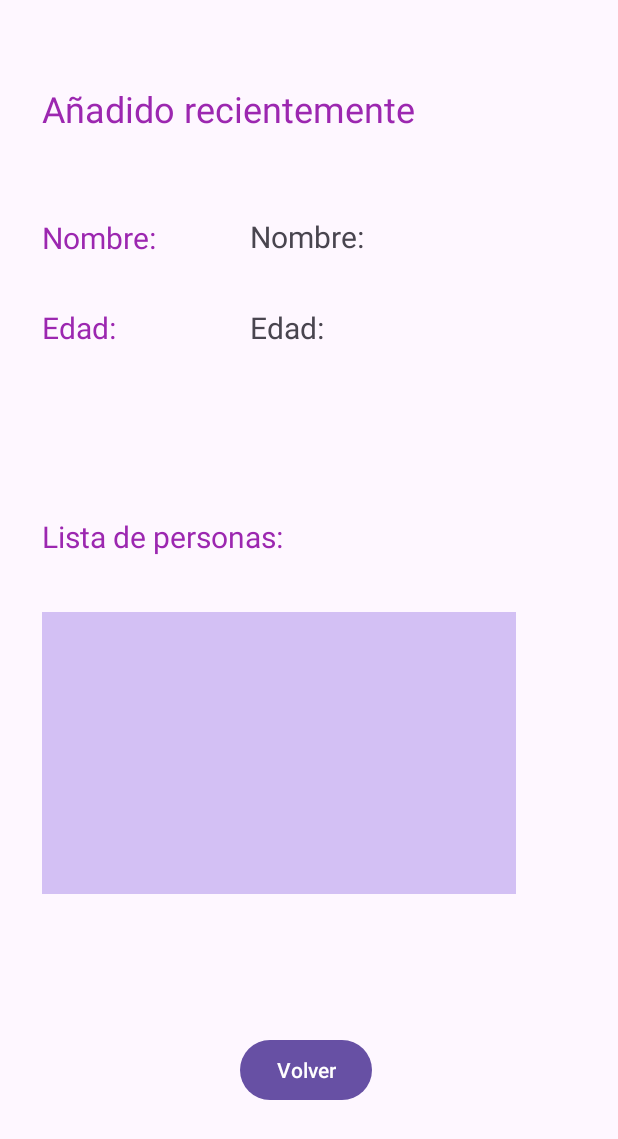
After one commit to mikGomez/Kotlin, an Android app: the Ventana2 screen opened directly, with no data from a screen before it, on a phone screen of 412 x 824 dp. The commit adds this screen. Shown: the top 1139 px of the screen. Run offline under Robolectric (Android 15) with nearby library versions, the phone set to English and light mode, and no system bars.

Commit message:
Realizacion de ventanas y binding

```diff
--- a/VariosActivitysConDatos/app/build.gradle.kts
+++ b/VariosActivitysConDatos/app/build.gradle.kts
@@ -5,7 +5,7 @@ plugins {
 
 android {
     namespace = "com.example.variosactivityspasodatos"
-    compileSdk = 33
+    compileSdk = 34
 
     defaultConfig {
         applicationId = "com.example.variosactivityspasodatos"
@@ -33,6 +33,9 @@ android {
     kotlinOptions {
         jvmTarget = "1.8"
     }
+    buildFeatures{
+        viewBinding = true
+    }
 }
 
 dependencies {
--- a/VariosActivitysConDatos/app/src/main/AndroidManifest.xml
+++ b/VariosActivitysConDatos/app/src/main/AndroidManifest.xml
@@ -13,6 +13,9 @@
         android:theme="@style/Theme.VariosActivitysPasoDatos"
         tools:targetApi="31">
         <activity
+            android:name=".Ventana2"
+            android:exported="false" />
+        <activity
             android:name=".MainActivity"
             android:exported="true">
             <intent-filter>
--- /dev/null
+++ b/VariosActivitysConDatos/app/src/main/java/com/example/variosactivityspasodatos/Ventana2.kt
@@ -0,0 +1,11 @@
+package com.example.variosactivityspasodatos
+
+import androidx.appcompat.app.AppCompatActivity
+import android.os.Bundle
+
+class Ventana2 : AppCompatActivity() {
+    override fun onCreate(savedInstanceState: Bundle?) {
+        super.onCreate(savedInstanceState)
+        setContentView(R.layout.activity_ventana2)
+    }
+}
--- /dev/null
+++ b/VariosActivitysConDatos/app/src/main/res/layout/activity_ventana2.xml
@@ -0,0 +1,113 @@
+<?xml version="1.0" encoding="utf-8"?>
+<androidx.constraintlayout.widget.ConstraintLayout xmlns:android="http://schemas.android.com/apk/res/android"
+    xmlns:app="http://schemas.android.com/apk/res-auto"
+    xmlns:tools="http://schemas.android.com/tools"
+    android:layout_width="match_parent"
+    android:layout_height="match_parent"
+    tools:context=".Ventana2">
+
+    <TextView
+        android:id="@+id/textView4"
+        android:layout_width="wrap_content"
+        android:layout_height="wrap_content"
+        android:text="Añadido recientemente"
+        android:textColor="#9C27B0"
+        android:textSize="24sp"
+        app:layout_constraintBottom_toBottomOf="parent"
+        app:layout_constraintStart_toStartOf="@+id/textView2"
+        app:layout_constraintTop_toTopOf="parent"
+        app:layout_constraintVertical_bias="0.071" />
+
+    <TextView
+        android:id="@+id/textView2"
+        android:layout_width="wrap_content"
+        android:layout_height="wrap_content"
+        android:text="Nombre:"
+        android:textColor="#9C27B0"
+        android:textSize="20sp"
+        app:layout_constraintBottom_toBottomOf="parent"
+        app:layout_constraintStart_toStartOf="@+id/textView"
+        app:layout_constraintTop_toTopOf="parent"
+        app:layout_constraintVertical_bias="0.182" />
+
+    <TextView
+        android:id="@+id/cajaNombre"
+        android:layout_width="wrap_content"
+        android:layout_height="wrap_content"
+        android:text="Nombre:"
+        android:textSize="20sp"
+        app:layout_constraintBottom_toBottomOf="parent"
+        app:layout_constraintEnd_toEndOf="parent"
+        app:layout_constraintHorizontal_bias="0.497"
+        app:layout_constraintStart_toStartOf="parent"
+        app:layout_constraintTop_toTopOf="parent"
+        app:layout_constraintVertical_bias="0.181" />
+
+    <TextView
+        android:id="@+id/cajaEdad"
+        android:layout_width="wrap_content"
+        android:layout_height="wrap_content"
+        android:text="Edad:"
+        android:textSize="20sp"
+        app:layout_constraintBottom_toBottomOf="parent"
+        app:layout_constraintStart_toStartOf="@+id/cajaNombre"
+        app:layout_constraintTop_toBottomOf="@+id/textView2"
+        app:layout_constraintVertical_bias="0.052" />
+
+    <TextView
+        android:id="@+id/textView"
+        android:layout_width="wrap_content"
+        android:layout_height="wrap_content"
+        android:text="Edad:"
+        android:textColor="#9C27B0"
+        android:textSize="20sp"
+        app:layout_constraintBottom_toBottomOf="parent"
+        app:layout_constraintStart_toStartOf="@+id/textView5"
+        app:layout_constraintTop_toBottomOf="@+id/textView2"
+        app:layout_constraintVertical_bias="0.052" />
+
+    <TextView
+        android:id="@+id/textView5"
+        android:layout_width="wrap_content"
+        android:layout_height="wrap_content"
+        android:text="Lista de personas:"
+        android:textColor="#9C27B0"
+        android:textSize="20sp"
+        app:layout_constraintBottom_toBottomOf="parent"
+        app:layout_constraintEnd_toEndOf="parent"
+        app:layout_constraintHorizontal_bias="0.111"
+        app:layout_constraintStart_toStartOf="parent"
+        app:layout_constraintTop_toBottomOf="@+id/textView2"
+        app:layout_constraintVertical_bias="0.275" />
+
+    <Button
+        android:id="@+id/boton"
+        android:layout_width="wrap_content"
+        android:layout_height="wrap_content"
+        android:layout_marginStart="123dp"
+        android:layout_marginEnd="123dp"
+        android:text="Volver"
+        app:layout_constraintBottom_toBottomOf="parent"
+        app:layout_constraintEnd_toEndOf="parent"
+        app:layout_constraintHorizontal_bias="0.17"
+        app:layout_constraintStart_toStartOf="@+id/textView2"
+        app:layout_constraintTop_toTopOf="parent"
+        app:layout_constraintVertical_bias="0.888" />
+
+    <EditText
+        android:id="@+id/multiLine"
+        android:layout_width="316dp"
+        android:layout_height="188dp"
+        android:background="#D3C0F4"
+        android:clickable="false"
+        android:ems="10"
+        android:gravity="start|top"
+        android:inputType="textMultiLine"
+        android:textColor="#253071"
+        app:layout_constraintBottom_toBottomOf="parent"
+        app:layout_constraintEnd_toEndOf="parent"
+        app:layout_constraintHorizontal_bias="0.0"
+        app:layout_constraintStart_toStartOf="@+id/textView5"
+        app:layout_constraintTop_toTopOf="parent"
+        app:layout_constraintVertical_bias="0.642" />
+</androidx.constraintlayout.widget.ConstraintLayout>
```
Also changed, not shown: VariosActivitysConDatos/app/src/main/java/com/example/variosactivityspasodatos/MainActivity.kt (+14 -1 lines), VariosActivitysConDatos/app/src/main/res/layout/activity_main.xml (+70 -1 lines).
